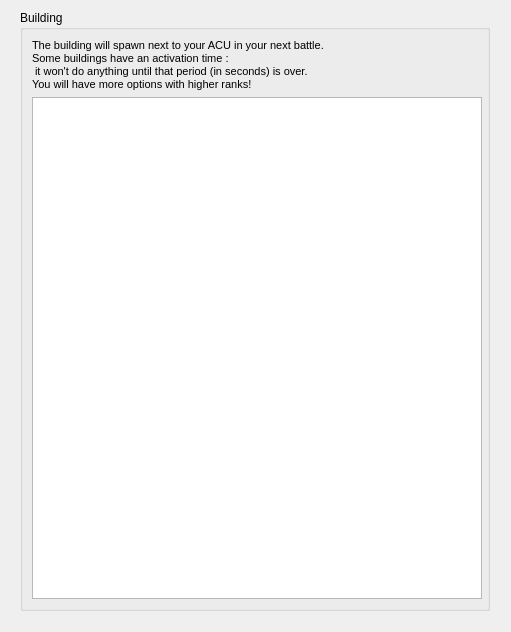
The window that src/_res/galacticwar/temporaryItems.ui (FAForever/client) describes before a commit, drawn with Qt 5.
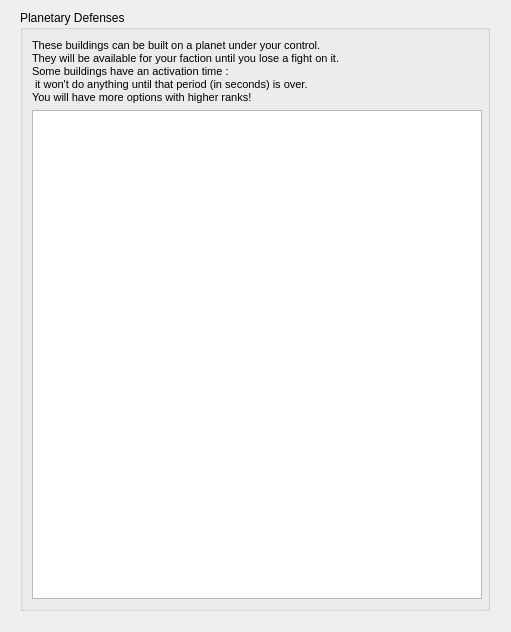
The same window after the commit.

Commit message: Handling planetary defenses.

```diff
--- a/src/_res/galacticwar/temporaryItems.ui
+++ b/src/_res/galacticwar/temporaryItems.ui
@@ -32,7 +32,7 @@
     </size>
    </property>
    <property name="title">
-    <string>Building</string>
+    <string>Planetary Defenses</string>
    </property>
    <property name="flat">
     <bool>false</bool>
@@ -45,7 +45,8 @@
 &lt;html&gt;&lt;head&gt;&lt;meta name=&quot;qrichtext&quot; content=&quot;1&quot; /&gt;&lt;style type=&quot;text/css&quot;&gt;
 p, li { white-space: pre-wrap; }
 &lt;/style&gt;&lt;/head&gt;&lt;body style=&quot; font-family:'MS Shell Dlg 2'; font-size:8.25pt; font-weight:400; font-style:normal;&quot;&gt;
-&lt;p style=&quot; margin-top:0px; margin-bottom:0px; margin-left:0px; margin-right:0px; -qt-block-indent:0; text-indent:0px;&quot;&gt;&lt;span style=&quot; font-size:8pt;&quot;&gt;The building will spawn next to your ACU in your next battle.&lt;/span&gt;&lt;/p&gt;
+&lt;p style=&quot; margin-top:0px; margin-bottom:0px; margin-left:0px; margin-right:0px; -qt-block-indent:0; text-indent:0px;&quot;&gt;&lt;span style=&quot; font-size:8pt;&quot;&gt;These buildings can be built on a planet under your control.&lt;/span&gt;&lt;/p&gt;
+&lt;p style=&quot; margin-top:0px; margin-bottom:0px; margin-left:0px; margin-right:0px; -qt-block-indent:0; text-indent:0px;&quot;&gt;&lt;span style=&quot; font-size:8pt;&quot;&gt;They will be available for your faction until you lose a fight on it.&lt;/span&gt;&lt;/p&gt;
 &lt;p align=&quot;justify&quot; style=&quot; margin-top:0px; margin-bottom:0px; margin-left:0px; margin-right:0px; -qt-block-indent:0; text-indent:0px;&quot;&gt;&lt;span style=&quot; font-size:8pt;&quot;&gt;Some buildings have an activation time :&lt;/span&gt;&lt;/p&gt;
 &lt;p align=&quot;justify&quot; style=&quot; margin-top:0px; margin-bottom:0px; margin-left:0px; margin-right:0px; -qt-block-indent:0; text-indent:0px;&quot;&gt;&lt;span style=&quot; font-size:8pt;&quot;&gt; it won't do anything until that period (in seconds) is over.&lt;/span&gt;&lt;/p&gt;
 &lt;p align=&quot;justify&quot; style=&quot; margin-top:0px; margin-bottom:0px; margin-left:0px; margin-right:0px; -qt-block-indent:0; text-indent:0px;&quot;&gt;&lt;span style=&quot; font-size:8pt;&quot;&gt;You will have more options with higher ranks!&lt;/span&gt;&lt;/p&gt;&lt;/body&gt;&lt;/html&gt;</string>
```
Left out of the diff: 6 changed lines with no effect on the pictures. The commit also changes 11 other files.
